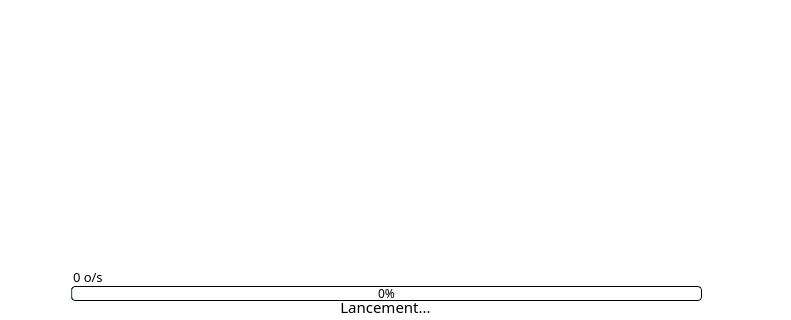
Old version of the form gui/launcher.ui in the repository mangaMag/AzoteLauncher; both pictures show x 0 to 791 and y 198 to 518 of the 882 by 518 pixel window.
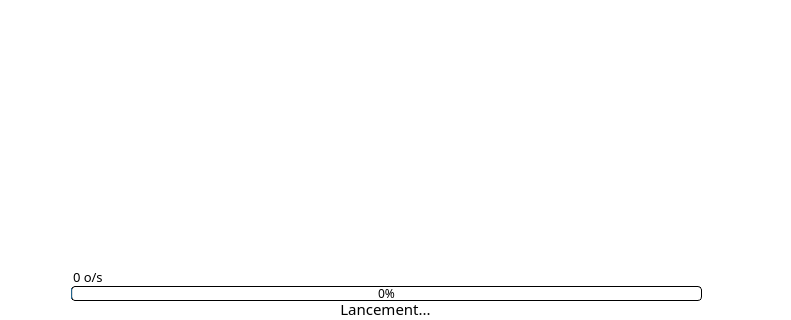
New version of the form. Icons and pictures are not drawn.

Commit message: Fix windows icon app

What changed in the file:
```diff
--- a/gui/launcher.ui
+++ b/gui/launcher.ui
@@ -180,7 +180,7 @@
     <property name="geometry">
      <rect>
       <x>70</x>
-      <y>495</y>
+      <y>497</y>
       <width>631</width>
       <height>20</height>
      </rect>
```
Left out of the diff: 4 changed lines with no effect on the pictures. The commit also changes 3 other files.
